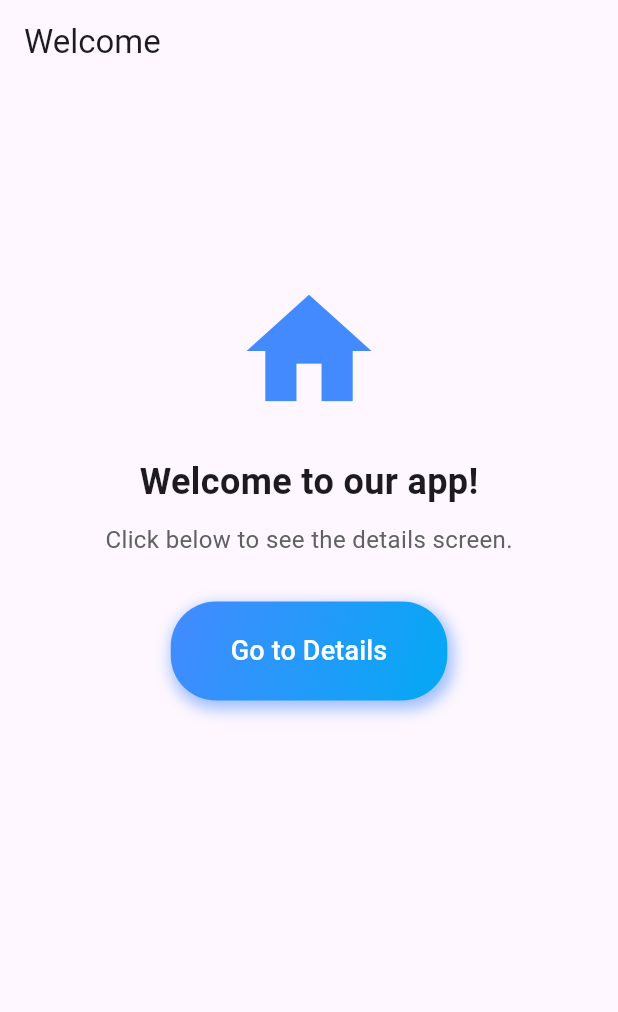
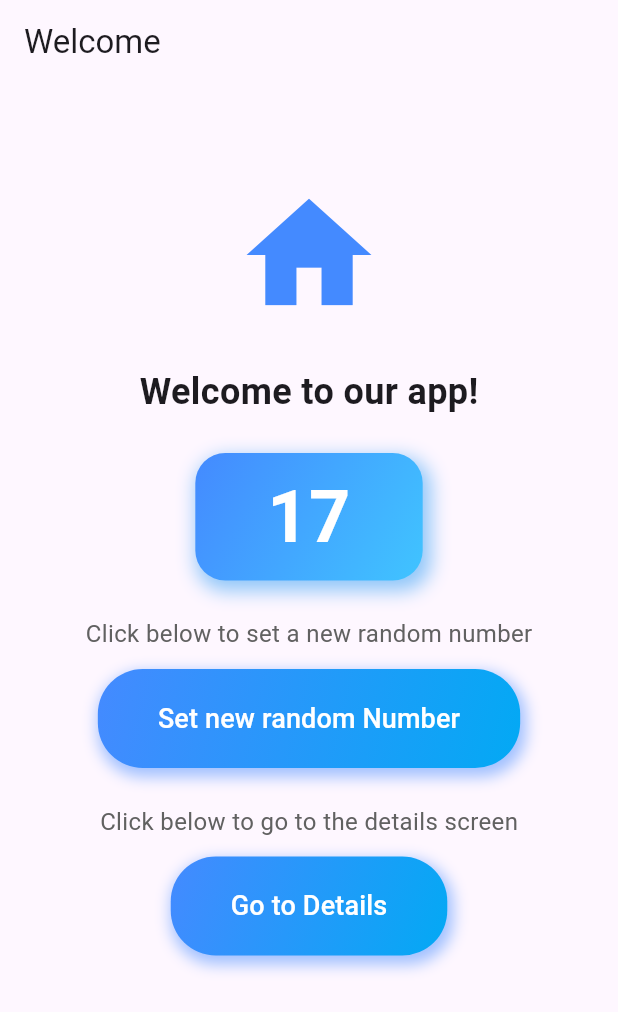
Before and after one commit to App-Akademie/simple_navigation_example, a Flutter app: the screen it shows after launch, on a phone screen of 412 x 824 dp. Shown: the top 1012 px of the screen. Run offline on Flutter 3.47's test engine with Material 3 defaults, Android fonts, the phone set to English and light mode, and no system bars.

```diff
--- /dev/null
+++ b/lib/cool_random_number_container.dart
@@ -0,0 +1,39 @@
+import 'package:flutter/material.dart';
+
+class CoolRandomNumberContainer extends StatelessWidget {
+  final int randomNumber;
+
+  const CoolRandomNumberContainer({super.key, required this.randomNumber});
+
+  @override
+  Widget build(BuildContext context) {
+    return Container(
+      padding: const EdgeInsets.symmetric(horizontal: 48, vertical: 8),
+      decoration: BoxDecoration(
+        gradient: const LinearGradient(
+          colors: [Colors.blueAccent, Colors.lightBlueAccent],
+          begin: Alignment.topLeft,
+          end: Alignment.bottomRight,
+        ),
+        borderRadius: BorderRadius.circular(20),
+        boxShadow: [
+          BoxShadow(
+            color: Colors.blue.withOpacity(0.5),
+            spreadRadius: 2,
+            blurRadius: 10,
+            offset: const Offset(3, 5),
+          ),
+        ],
+      ),
+      child: Text(
+        randomNumber.toString(),
+        style: const TextStyle(
+          fontSize: 48,
+          color: Colors.white,
+          fontWeight: FontWeight.bold,
+        ),
+        textAlign: TextAlign.center,
+      ),
+    );
+  }
+}
--- a/lib/details_screen.dart
+++ b/lib/details_screen.dart
@@ -1,8 +1,11 @@
 import 'package:flutter/material.dart';
 import 'package:simple_navigation_example/cool_button.dart';
+import 'package:simple_navigation_example/cool_random_number_container.dart';
 
 class DetailsScreen extends StatelessWidget {
-  const DetailsScreen({super.key});
+  const DetailsScreen({super.key, required this.randomNumber});
+
+  final int randomNumber;
 
   @override
   Widget build(BuildContext context) {
@@ -12,19 +15,21 @@ class DetailsScreen extends StatelessWidget {
         child: Column(
           mainAxisAlignment: MainAxisAlignment.start,
           children: [
-            const SizedBox(height: 128),
+            const SizedBox(height: 64),
             const Icon(Icons.info, size: 100, color: Colors.green),
-            const SizedBox(height: 20),
+            const SizedBox(height: 24),
             const Text(
               'Details Screen',
               style: TextStyle(fontSize: 24, fontWeight: FontWeight.bold),
             ),
-            const SizedBox(height: 10),
+            const SizedBox(height: 12),
             Text(
-              'Here you can find more information.',
+              'This was the random number given to us:',
               style: TextStyle(fontSize: 16, color: Colors.grey.shade700),
             ),
-            const SizedBox(height: 30),
+            const SizedBox(height: 64),
+            CoolRandomNumberContainer(randomNumber: randomNumber),
+            const SizedBox(height: 64),
             CoolButton(
               onPressed: () {
                 // Close the current screen
--- a/lib/welcome_screen.dart
+++ b/lib/welcome_screen.dart
@@ -1,9 +1,19 @@
+import 'dart:math';
+
 import 'package:flutter/material.dart';
 import 'package:simple_navigation_example/cool_button.dart';
+import 'package:simple_navigation_example/cool_random_number_container.dart';
 import 'package:simple_navigation_example/details_screen.dart';
 
-class WelcomeScreen extends StatelessWidget {
+class WelcomeScreen extends StatefulWidget {
   const WelcomeScreen({super.key});
+
+  @override
+  State<WelcomeScreen> createState() => _WelcomeScreenState();
+}
+
+class _WelcomeScreenState extends State<WelcomeScreen> {
+  int randomNumber = 17;
 
   @override
   Widget build(BuildContext context) {
@@ -13,25 +23,46 @@ class WelcomeScreen extends StatelessWidget {
         child: Column(
           mainAxisAlignment: MainAxisAlignment.start,
           children: [
-            const SizedBox(height: 128),
+            const SizedBox(height: 64),
             const Icon(Icons.home, size: 100, color: Colors.blueAccent),
-            const SizedBox(height: 20),
+            const SizedBox(height: 24),
             const Text(
               'Welcome to our app!',
               style: TextStyle(fontSize: 24, fontWeight: FontWeight.bold),
             ),
-            const SizedBox(height: 10),
+            const SizedBox(height: 24),
+            CoolRandomNumberContainer(randomNumber: randomNumber),
+            const SizedBox(height: 24),
             Text(
-              'Click below to see the details screen.',
+              'Click below to set a new random number',
               style: TextStyle(fontSize: 16, color: Colors.grey.shade700),
             ),
-            const SizedBox(height: 30),
+            const SizedBox(height: 12),
+            CoolButton(
+              onPressed: () {
+                setState(() {
+                  randomNumber = Random().nextInt(100);
+                });
+              },
+              child: const Text(
+                'Set new random Number',
+                style: TextStyle(fontSize: 18, color: Colors.white),
+              ),
+            ),
+            const SizedBox(height: 24),
+            Text(
+              'Click below to go to the details screen',
+              style: TextStyle(fontSize: 16, color: Colors.grey.shade700),
+            ),
+            const SizedBox(height: 12),
             CoolButton(
               onPressed: () {
                 // Open an new screen
                 Navigator.of(context).push(
                   MaterialPageRoute(
-                    builder: (context) => const DetailsScreen(),
+                    builder: (context) => DetailsScreen(
+                      randomNumber: randomNumber,
+                    ),
                   ),
                 );
               },
```
